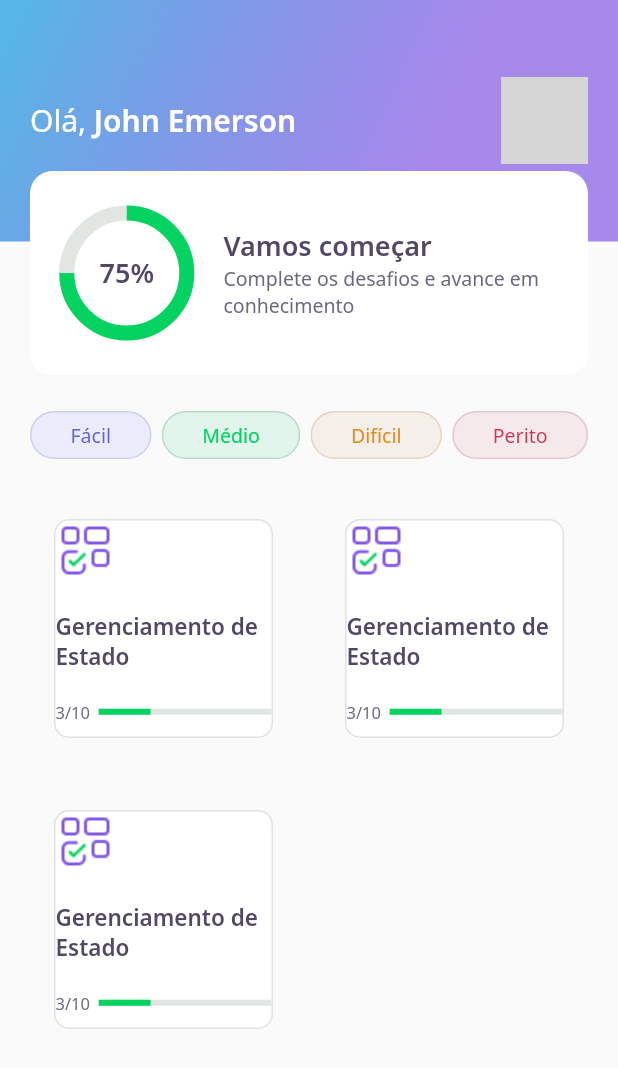
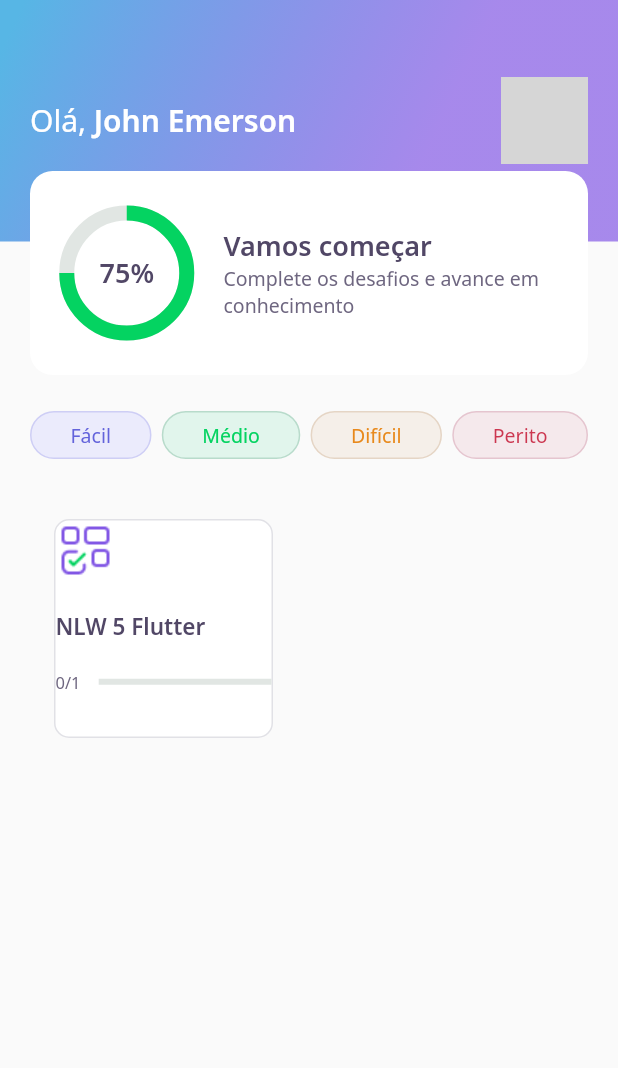
Before and after one commit to JohnEmerson1406/devquiz, a Flutter app: the HomePage screen opened directly, on a phone screen of 412 x 824 dp. Shown: the top 1068 px of the screen. Run offline on Flutter 3.47's test engine with Material 2 defaults, Android fonts, the phone set to English and light mode, and no system bars; our stand-ins replace google_fonts; accounts and stored records are empty; network calls fail; grey boxes are pictures that could not be loaded.

Commit message:
feat: create home controller

```diff
--- /dev/null
+++ b/lib/home/home_controller.dart
@@ -0,0 +1,38 @@
+import 'package:devquiz/core/core.dart';
+import 'package:devquiz/home/home_state.dart';
+import 'package:devquiz/shared/models/answer_model.dart';
+import 'package:devquiz/shared/models/question_model.dart';
+import 'package:devquiz/shared/models/quiz_model.dart';
+import 'package:devquiz/shared/models/user_model.dart';
+
+class HomeController {
+  HomeState state = HomeState.empty;
+
+  UserModel? user;
+  List<QuizModel>? quizzes;
+
+  void getUser() {
+    user = UserModel(
+      name: 'John Emerson',
+      photoUrl: 'https://avatars.githubusercontent.com/u/43749971?v=4',
+    );
+  }
+
+  void getQuizzes() {
+    quizzes = [
+      QuizModel(
+        title: 'NLW 5 Flutter',
+        questions: [
+          QuestionModel(title: 'Está curtindo o evento?', answers: [
+            AnswerModel(title: 'Estou curtindo'),
+            AnswerModel(title: 'Amando o flutter'),
+            AnswerModel(title: 'Muito dala', isRight: true),
+            AnswerModel(title: 'Show de bola!'),
+          ])
+        ],
+        imagem: AppImages.blocks,
+        level: Level.facil,
+      )
+    ];
+  }
+}
--- a/lib/home/home_page.dart
+++ b/lib/home/home_page.dart
@@ -1,3 +1,4 @@
+import 'package:devquiz/home/home_controller.dart';
 import 'package:devquiz/home/widgets/appbar/app_bar_widget.dart';
 import 'package:devquiz/home/widgets/level_button/level_button_widget.dart';
 import 'package:devquiz/home/widgets/quiz_card/quiz_card_widget.dart';
@@ -9,10 +10,19 @@ class HomePage extends StatefulWidget {
 }
 
 class _HomePageState extends State<HomePage> {
+  final controller = HomeController();
+
+  @override
+  void initState() {
+    super.initState();
+    controller.getUser();
+    controller.getQuizzes();
+  }
+
   @override
   Widget build(BuildContext context) {
     return Scaffold(
-      appBar: AppBarWidget(),
+      appBar: AppBarWidget(user: controller.user!),
       body: Padding(
         padding: const EdgeInsets.symmetric(horizontal: 20),
         child: Column(
@@ -41,11 +51,14 @@ class _HomePageState extends State<HomePage> {
                 crossAxisCount: 2,
                 crossAxisSpacing: 16,
                 mainAxisSpacing: 16,
-                children: [
-                  QuizCardWidget(),
-                  QuizCardWidget(),
-                  QuizCardWidget(),
-                ],
+                children: controller.quizzes!
+                    .map((e) => QuizCardWidget(
+                          title: e.title,
+                          completed:
+                              "${e.questionAnswered}/${e.questions.length}",
+                          percent: e.questionAnswered / e.questions.length,
+                        ))
+                    .toList(),
               ),
             ),
           ],
--- /dev/null
+++ b/lib/home/home_state.dart
@@ -0,0 +1 @@
+enum HomeState { success, loading, error, empty }
--- a/lib/home/widgets/appbar/app_bar_widget.dart
+++ b/lib/home/widgets/appbar/app_bar_widget.dart
@@ -1,9 +1,11 @@
 import 'package:devquiz/core/core.dart';
 import 'package:devquiz/home/widgets/score_card/score_card_widget.dart';
+import 'package:devquiz/shared/models/user_model.dart';
 import 'package:flutter/material.dart';
 
 class AppBarWidget extends PreferredSize {
-  AppBarWidget()
+  final UserModel user;
+  AppBarWidget({required this.user})
       : super(
           preferredSize: Size.fromHeight(250),
           child: Container(
@@ -24,7 +26,7 @@ class AppBarWidget extends PreferredSize {
                           style: AppTextStyles.title,
                           children: [
                             TextSpan(
-                              text: 'John Emerson',
+                              text: user.name,
                               style: AppTextStyles.titleBold,
                             ),
                           ],
@@ -36,8 +38,7 @@ class AppBarWidget extends PreferredSize {
                         decoration: BoxDecoration(
                           borderRadius: BorderRadius.circular(10),
                           image: DecorationImage(
-                            image: NetworkImage(
-                                'https://avatars.githubusercontent.com/u/43749971?v=4'),
+                            image: NetworkImage(user.photoUrl),
                           ),
                         ),
                       ),
--- a/lib/home/widgets/quiz_card/quiz_card_widget.dart
+++ b/lib/home/widgets/quiz_card/quiz_card_widget.dart
@@ -4,6 +4,17 @@ import 'package:devquiz/shared/widgets/progress_indicator/progress_indicator_wid
 import 'package:flutter/material.dart';
 
 class QuizCardWidget extends StatelessWidget {
+  final String title;
+  final String completed;
+  final double percent;
+
+  const QuizCardWidget({
+    Key? key,
+    required this.title,
+    required this.completed,
+    required this.percent,
+  }) : super(key: key);
+
   @override
   Widget build(BuildContext context) {
     return Padding(
@@ -28,7 +39,7 @@ class QuizCardWidget extends StatelessWidget {
             ),
             SizedBox(height: 20),
             Text(
-              'Gerenciamento de Estado',
+              title,
               style: AppTextStyles.heading15,
             ),
             SizedBox(height: 20),
@@ -37,14 +48,14 @@ class QuizCardWidget extends StatelessWidget {
                 Expanded(
                   flex: 1,
                   child: Text(
-                    '3/10',
+                    completed,
                     style: AppTextStyles.body11,
                   ),
                 ),
                 Expanded(
                     flex: 4,
                     child: ProgressIndicatorWidget(
-                      value: 0.3,
+                      value: percent,
                     )),
               ],
             ),
--- a/lib/shared/models/user_model.dart
+++ b/lib/shared/models/user_model.dart
@@ -6,6 +6,6 @@ class UserModel {
   UserModel({
     required this.name,
     required this.photoUrl,
-    required this.score,
+    this.score = 0,
   });
 }
```
